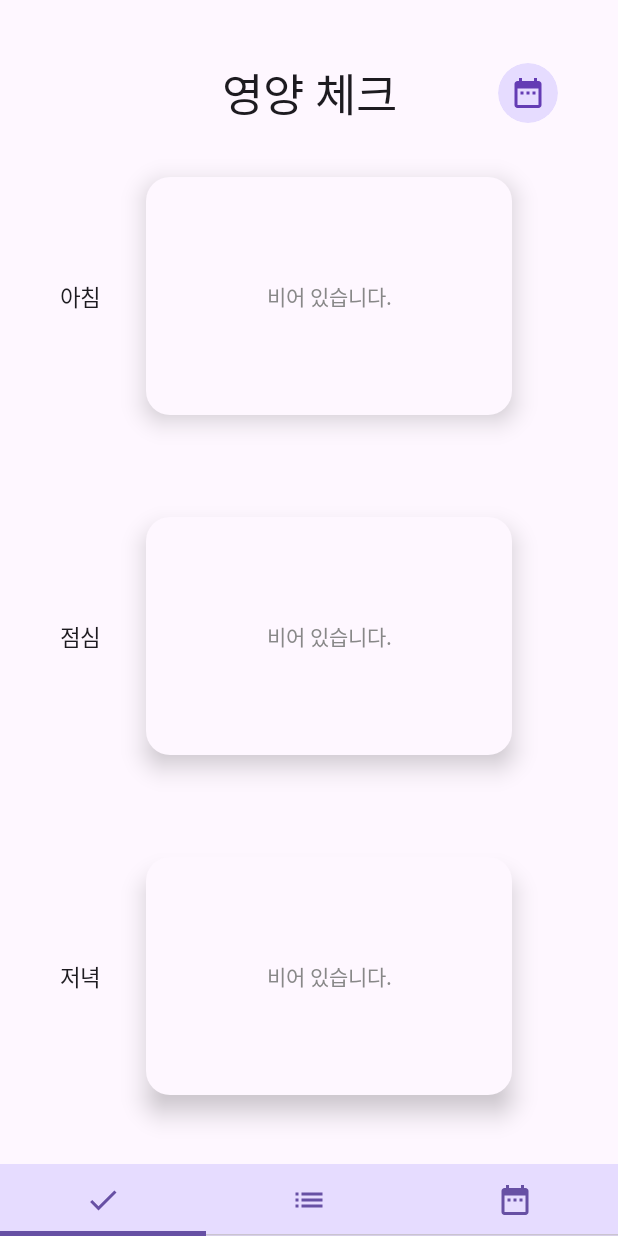
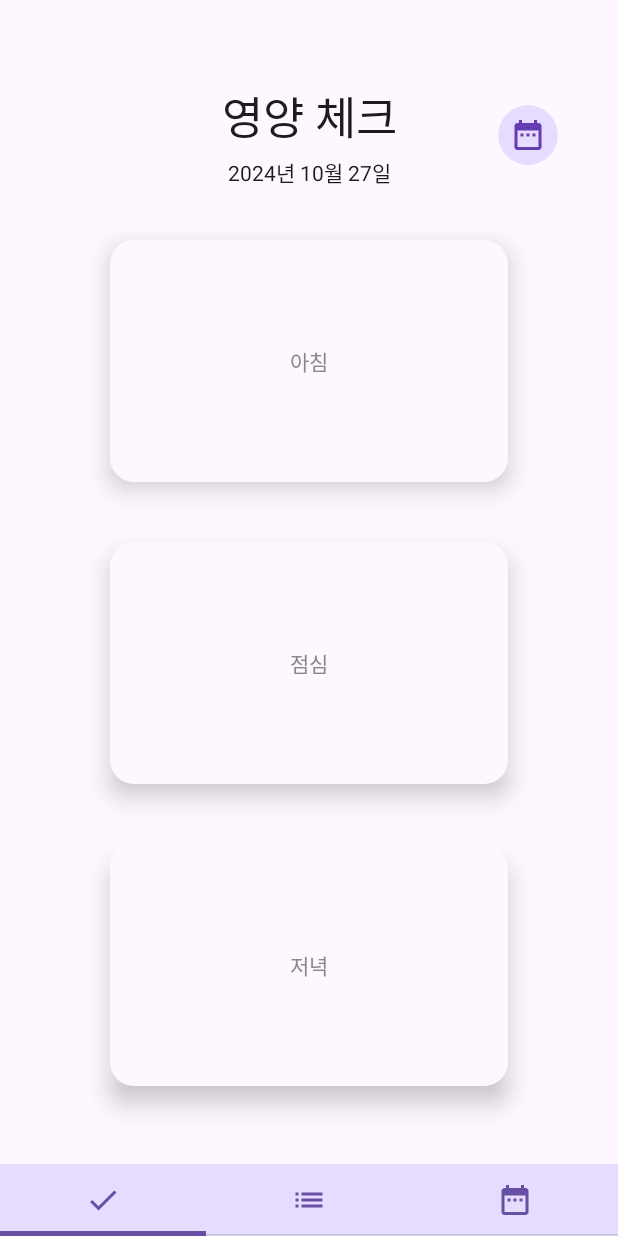
Before and after one commit to GwonDongHyeon21/NutritionCheck_kotlin, an Android app built with Jetpack Compose: the screen it shows after launch (MainActivity), on a phone screen of 412 x 824 dp. Run offline under Robolectric (Android 15) with nearby library versions, the phone set to English and light mode, and no system bars; our stand-ins replace Firebase (no records; nobody signed in at launch, a user with empty details on screens opened directly).

Commit message:
NutritionCheck

```diff
--- a/app/src/main/java/com/example/nutritioncheck_composable/MainActivity.kt
+++ b/app/src/main/java/com/example/nutritioncheck_composable/MainActivity.kt
@@ -17,7 +17,6 @@ import androidx.compose.material3.TabRow
 import androidx.compose.runtime.Composable
 import androidx.compose.runtime.rememberCoroutineScope
 import androidx.compose.ui.graphics.Color
-import androidx.compose.ui.tooling.preview.Preview
 import androidx.navigation.NavController
 import androidx.navigation.NavType
 import androidx.navigation.compose.NavHost
@@ -100,12 +99,16 @@ fun LayoutNavigator() {
             NutritionTodayLayout(navController)
         }
         composable(
-            route = "NutritionAdd/{meal}",
-            arguments = listOf(navArgument("meal") { type = NavType.StringType })
+            route = "NutritionAdd/{meal}/{selectedDate}",
+            arguments = listOf(
+                navArgument("meal") { type = NavType.StringType },
+                navArgument("selectedDate") { type = NavType.StringType },
+            )
         ) { backStackEntry ->
-            val meal = backStackEntry.arguments?.getString("meal")
+            val meal = backStackEntry.arguments?.getString("meal").toString()
+            val date = backStackEntry.arguments?.getString("selectedDate").toString()
 
-            NutritionAddLayout(meal.toString())
+            NutritionAddLayout(meal, date)
         }
     }
 }
@@ -150,9 +153,3 @@ fun TabLayout(navController: NavController) {
         }
     }
 }
-
-@Preview(showBackground = true)
-@Composable
-fun PreviewTabLayout() {
-    TabLayout(rememberNavController())
-}
--- a/app/src/main/java/com/example/nutritioncheck_composable/NutritionCalendar.kt
+++ b/app/src/main/java/com/example/nutritioncheck_composable/NutritionCalendar.kt
@@ -5,10 +5,8 @@ import androidx.compose.foundation.background
 import androidx.compose.foundation.layout.Arrangement
 import androidx.compose.foundation.layout.Column
 import androidx.compose.foundation.layout.Row
-import androidx.compose.foundation.layout.Spacer
 import androidx.compose.foundation.layout.fillMaxHeight
 import androidx.compose.foundation.layout.fillMaxSize
-import androidx.compose.foundation.layout.height
 import androidx.compose.foundation.layout.padding
 import androidx.compose.foundation.layout.width
 import androidx.compose.material3.DatePicker
@@ -61,10 +59,10 @@ fun NutritionCalendarLayout() {
     ) {
         DatePicker(
             title = null,
+            showModeToggle = false,
             state = datePickerState,
-            showModeToggle = false,
             modifier = Modifier
-                .padding(top = 10.dp)
+                .padding(top = 20.dp)
         )
 
         if (isLoading) {
--- a/app/src/main/java/com/example/nutritioncheck_composable/NutritionToday.kt
+++ b/app/src/main/java/com/example/nutritioncheck_composable/NutritionToday.kt
@@ -10,7 +10,6 @@ import androidx.compose.foundation.layout.fillMaxSize
 import androidx.compose.foundation.layout.fillMaxWidth
 import androidx.compose.foundation.layout.padding
 import androidx.compose.foundation.layout.size
-import androidx.compose.foundation.layout.wrapContentSize
 import androidx.compose.foundation.lazy.LazyColumn
 import androidx.compose.foundation.lazy.items
 import androidx.compose.foundation.shape.RoundedCornerShape
@@ -24,9 +23,12 @@ import androidx.compose.material3.IconButton
 import androidx.compose.material3.IconButtonDefaults
 import androidx.compose.material3.Surface
 import androidx.compose.material3.Text
+import androidx.compose.material3.TextButton
 import androidx.compose.material3.rememberDatePickerState
 import androidx.compose.runtime.Composable
+import androidx.compose.runtime.LaunchedEffect
 import androidx.compose.runtime.getValue
+import androidx.compose.runtime.mutableLongStateOf
 import androidx.compose.runtime.mutableStateOf
 import androidx.compose.runtime.remember
 import androidx.compose.runtime.setValue
@@ -35,31 +37,46 @@ import androidx.compose.ui.Modifier
 import androidx.compose.ui.draw.shadow
 import androidx.compose.ui.graphics.Color
 import androidx.compose.ui.text.TextStyle
-import androidx.compose.ui.tooling.preview.Preview
 import androidx.compose.ui.unit.dp
 import androidx.compose.ui.unit.sp
 import androidx.navigation.NavController
-import androidx.navigation.compose.rememberNavController
+import com.example.nutritioncheck_composable.database.getDataFromFirebase
 import com.example.nutritioncheck_composable.model.NutritionDataModel
+import java.text.SimpleDateFormat
+import java.util.Locale
 
-@OptIn(ExperimentalMaterial3Api::class)
+var selectedDate = ""
+
 @Composable
 fun NutritionTodayLayout(navController: NavController) {
     var isDialog by remember { mutableStateOf(false) }
+    var selectedDate by remember { mutableStateOf("") }
 
     Column(
         modifier = Modifier
-            .padding(start = 40.dp, end = 40.dp, top = 40.dp, bottom = 60.dp),
+            .padding(start = 40.dp, top = 40.dp, end = 40.dp, bottom = 80.dp),
     ) {
         Box(
-            modifier = Modifier.fillMaxWidth()
+            modifier = Modifier
+                .fillMaxWidth()
+                .weight(1f)
+        ) {
+            Column(
+                modifier = Modifier.align(Alignment.Center),
+                horizontalAlignment = Alignment.CenterHorizontally
             ) {
                 Text(
                     text = "영양 체크",
-                modifier = Modifier
-                    .align(Alignment.Center),
                     style = TextStyle(fontSize = 30.sp),
                 )
+                Text(
+                    text = SimpleDateFormat(
+                        "yyyy년 MM월 dd일",
+                        Locale.getDefault()
+                    ).format(System.currentTimeMillis()),
+                    modifier = Modifier.padding(top = 5.dp),
+                )
+            }
 
             IconButton(
                 onClick = { isDialog = true },
@@ -79,9 +96,9 @@ fun NutritionTodayLayout(navController: NavController) {
         Row(
             modifier = Modifier
                 .fillMaxWidth()
-                .weight(1f),
+                .weight(2f),
             verticalAlignment = Alignment.CenterVertically,
-            horizontalArrangement = Arrangement.Start
+            horizontalArrangement = Arrangement.Center
         ) {
             MealRow("아침", breakfastFoodList, navController)
         }
@@ -89,9 +106,9 @@ fun NutritionTodayLayout(navController: NavController) {
         Row(
             modifier = Modifier
                 .fillMaxWidth()
-                .weight(1f),
+                .weight(2f),
             verticalAlignment = Alignment.CenterVertically,
-            horizontalArrangement = Arrangement.Start
+            horizontalArrangement = Arrangement.Center
         ) {
             MealRow("점심", lunchFoodList, navController)
         }
@@ -99,17 +116,16 @@ fun NutritionTodayLayout(navController: NavController) {
         Row(
             modifier = Modifier
                 .fillMaxWidth()
-                .weight(1f),
+                .weight(2f),
             verticalAlignment = Alignment.CenterVertically,
-            horizontalArrangement = Arrangement.Start
+            horizontalArrangement = Arrangement.Center
         ) {
             MealRow("저녁", dinnerFoodList, navController)
         }
     }
 
-    if (isDialog) {
+    if (isDialog)
         DatePickerDialog(stateUpdate = { isDialog = false })
-    }
 }
 
 @Composable
@@ -118,27 +134,15 @@ fun MealRow(
     foodList: MutableList<NutritionDataModel>,
     navController: NavController,
 ) {
-    Text(
-        text = mealType,
-        modifier = Modifier
-            .wrapContentSize(),
-        style = TextStyle(fontSize = 15.sp)
-    )
-
-    Row(
-        modifier = Modifier.fillMaxSize(),
-        verticalAlignment = Alignment.CenterVertically,
-        horizontalArrangement = Arrangement.Center,
-    ) {
     Surface(
         modifier = Modifier
             .fillMaxWidth(0.8f)
-                .fillMaxHeight(0.7f)
+            .fillMaxHeight(0.8f)
             .shadow(10.dp, RoundedCornerShape(16.dp))
             .clickable {
                 addList = mutableListOf()
                 list = foodList.toMutableList()
-                    navController.navigate("NutritionAdd/$mealType")
+                navController.navigate("NutritionAdd/$mealType/$selectedDate")
             },
     ) {
         if (foodList.isEmpty()) {
@@ -147,7 +151,7 @@ fun MealRow(
                 verticalArrangement = Arrangement.Center
             ) {
                 Text(
-                        text = "비어 있습니다.",
+                    text = mealType,
                     modifier = Modifier
                         .align(Alignment.CenterHorizontally),
                     style = TextStyle(color = Color.Gray)
@@ -165,7 +169,6 @@ fun MealRow(
         }
     }
 }
-}
 
 @OptIn(ExperimentalMaterial3Api::class)
 @Composable
@@ -175,17 +178,28 @@ fun DatePickerDialog(stateUpdate: () -> Unit) {
     DatePickerDialog(
         onDismissRequest = { stateUpdate() },
         confirmButton = {
-//            음식 리스트 업데이트
-
-        },
-        dismissButton = { stateUpdate() }
-    ) {
-        DatePicker(state = datePickerState)
+            TextButton(
+                onClick = {
+                    selectedDate = datePickerState.selectedDateMillis?.let {
+                        SimpleDateFormat("yyyy-MM-dd", Locale.getDefault()).format(it)
+                    }.toString()
+                    getDataFromFirebase(selectedDate) {
+                        breakfastFoodList = it[0].toMutableList()
+                        lunchFoodList = it[1].toMutableList()
+                        dinnerFoodList = it[2].toMutableList()
+                        stateUpdate()
                     }
                 }
-
-@Preview(showBackground = true)
-@Composable
-fun PreviewNutritionToday() {
-    NutritionTodayLayout(rememberNavController())
+            ) { Text(text = "확인") }
+        },
+        dismissButton = { TextButton(onClick = { stateUpdate() }) { Text(text = "취소") } },
+        modifier = Modifier.padding(10.dp)
+    ) {
+        DatePicker(
+            title = null,
+            showModeToggle = false,
+            state = datePickerState,
+            modifier = Modifier.padding(top = 20.dp)
+        )
     }
+}
--- a/app/src/main/java/com/example/nutritioncheck_composable/NutritionTodayChart.kt
+++ b/app/src/main/java/com/example/nutritioncheck_composable/NutritionTodayChart.kt
@@ -85,9 +85,3 @@ fun NutritionTodayChart(label: String, value: Float, maxValue: Float) {
         )
     }
 }
-
-@Preview(showBackground = true)
-@Composable
-fun PreviewNutritionTodayChart() {
-    NutritionTodayChartLayout()
-}
--- a/app/src/main/java/com/example/nutritioncheck_composable/NutritionUserInfo.kt
+++ b/app/src/main/java/com/example/nutritioncheck_composable/NutritionUserInfo.kt
@@ -28,7 +28,7 @@ fun NutritionUserInfoLayout() {
     var nutritionWeekData = emptyList<Pair<String, Pair<Float, Float>>>()
     var isLoading by remember { mutableStateOf(false) }
     val coroutineScope = rememberCoroutineScope()
-    var selectedDate = LocalDate.now()
+    val selectedDate = LocalDate.now()
 
     LaunchedEffect(selectedDate) {
         coroutineScope.launch(Dispatchers.IO) {
```
Also changed, not shown: app/src/main/java/com/example/nutritioncheck_composable/NutritionAdd.kt (+3 -5 lines). Lines whose indentation alone changed are shown as unchanged.
